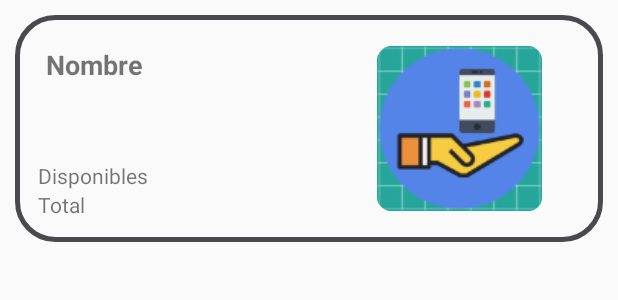
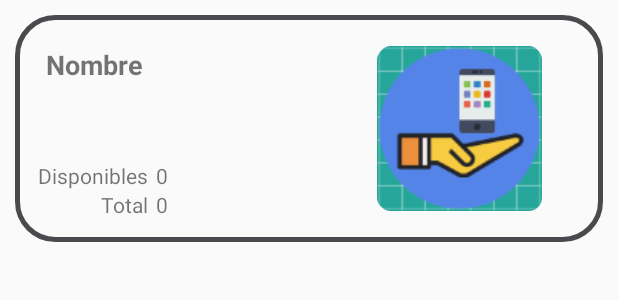
Before and after one commit to BetanCesar/IoTecApp, an Android app: the layout layout_material.xml on its own in the app's theme, with its tools: preview values and no code run, on a phone screen of 412 x 824 dp. Shown: the top 300 px of the screen. Run offline under Robolectric (Android 15) with nearby library versions, the phone set to English and light mode, and no system bars.

Commit message:
Pequenos problemas de funcionalidad

```diff
--- a/app/src/main/java/brandon/example/com/iotecapp/Adapters/MaterialesListAdapter.java
+++ b/app/src/main/java/brandon/example/com/iotecapp/Adapters/MaterialesListAdapter.java
@@ -76,8 +76,8 @@ public class MaterialesListAdapter extends RecyclerView.Adapter<MaterialesListAd
             }
         });
         holder.nombreText.setText(materialsList.get(position).getNombre());
-        holder.cantidadText.append(": " + materialsList.get(position).getCantidad());
-        holder.disponibleText.append(": " + materialsList.get(position).getDisponible());
+        holder.cantidadText.setText(materialsList.get(position).getCantidad());
+        holder.disponibleText.setText(materialsList.get(position).getDisponible());
 
         final String material_id = materialsList.get(position).materialId;
 
--- a/app/src/main/res/layout/layout_material.xml
+++ b/app/src/main/res/layout/layout_material.xml
@@ -24,6 +24,16 @@
 
     <TextView
         android:id="@+id/disponible_text"
+        android:layout_width="71dp"
+        android:layout_height="wrap_content"
+        android:layout_alignEnd="@+id/nombre_text"
+        android:layout_alignTop="@+id/disponible_text1"
+        android:text="0"
+        app:layout_constraintEnd_toEndOf="parent"
+        app:layout_constraintTop_toTopOf="parent" />
+
+    <TextView
+        android:id="@+id/disponible_text1"
         android:layout_width="wrap_content"
         android:layout_height="wrap_content"
         android:layout_alignParentStart="true"
@@ -35,9 +45,20 @@
 
     <TextView
         android:id="@+id/cantidad_text"
+        android:layout_width="50dp"
+        android:layout_height="wrap_content"
+        android:layout_alignStart="@+id/disponible_text"
+        android:layout_below="@+id/disponible_text"
+        android:text="0"
+        app:layout_constraintEnd_toEndOf="parent"
+        app:layout_constraintStart_toEndOf="@+id/materialImagePrimary"
+        app:layout_constraintTop_toBottomOf="@+id/disponible_text" />
+
+    <TextView
+        android:id="@+id/cantidad_text1"
         android:layout_width="wrap_content"
         android:layout_height="wrap_content"
-        android:layout_alignParentStart="true"
+        android:layout_alignEnd="@+id/disponible_text1"
         android:layout_below="@+id/disponible_text"
         android:text="@string/total"
         app:layout_constraintEnd_toEndOf="parent"
```
Also changed, not shown: app/src/main/AndroidManifest.xml (+40 -26 lines), app/src/main/java/brandon/example/com/iotecapp/SplashActivity.java (added, +25 -0 lines), app/src/main/res/layout/activity_splash.xml (added, +23 -0 lines), app/src/main/res/drawable/logoapp.png (added).
